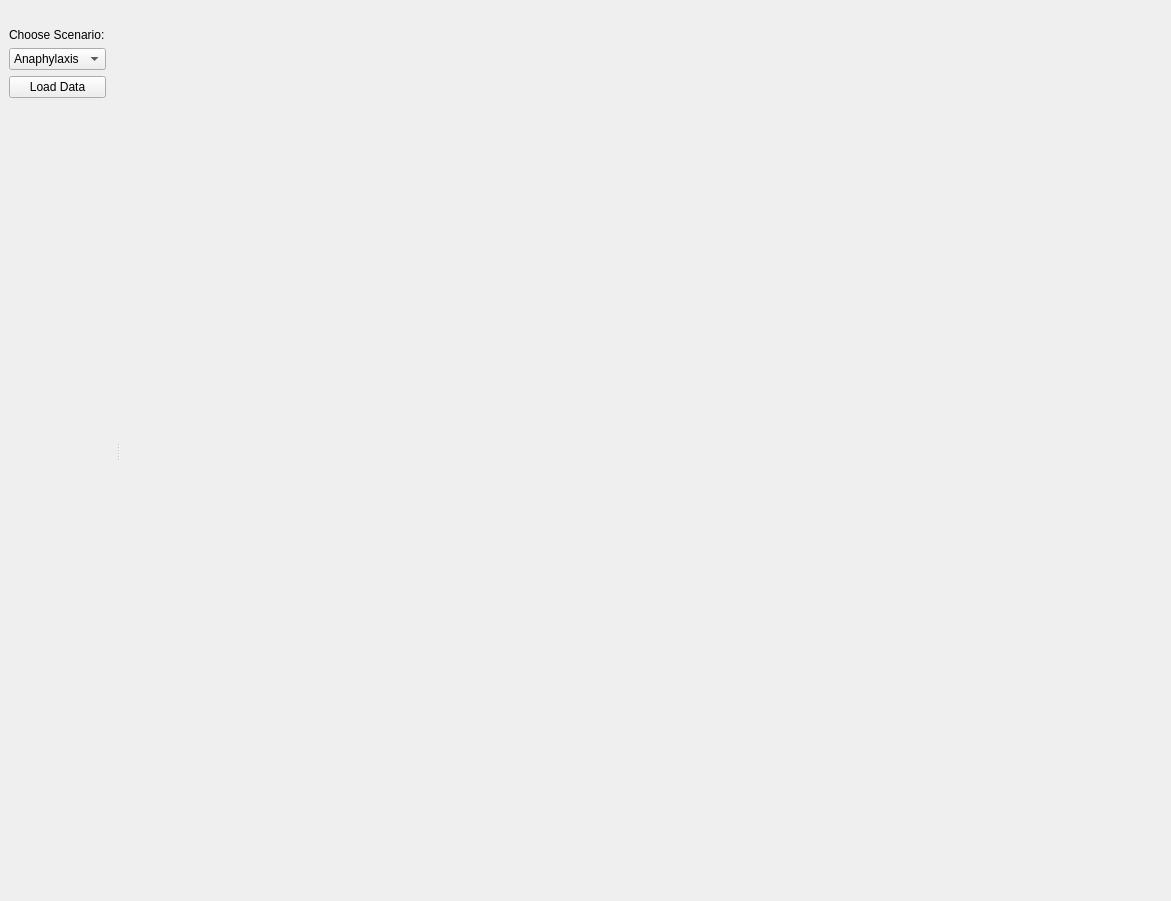
Above: BioGearsDemoMainWindow.ui from cnsuhao/explorer before the change. Below: the same form after it.
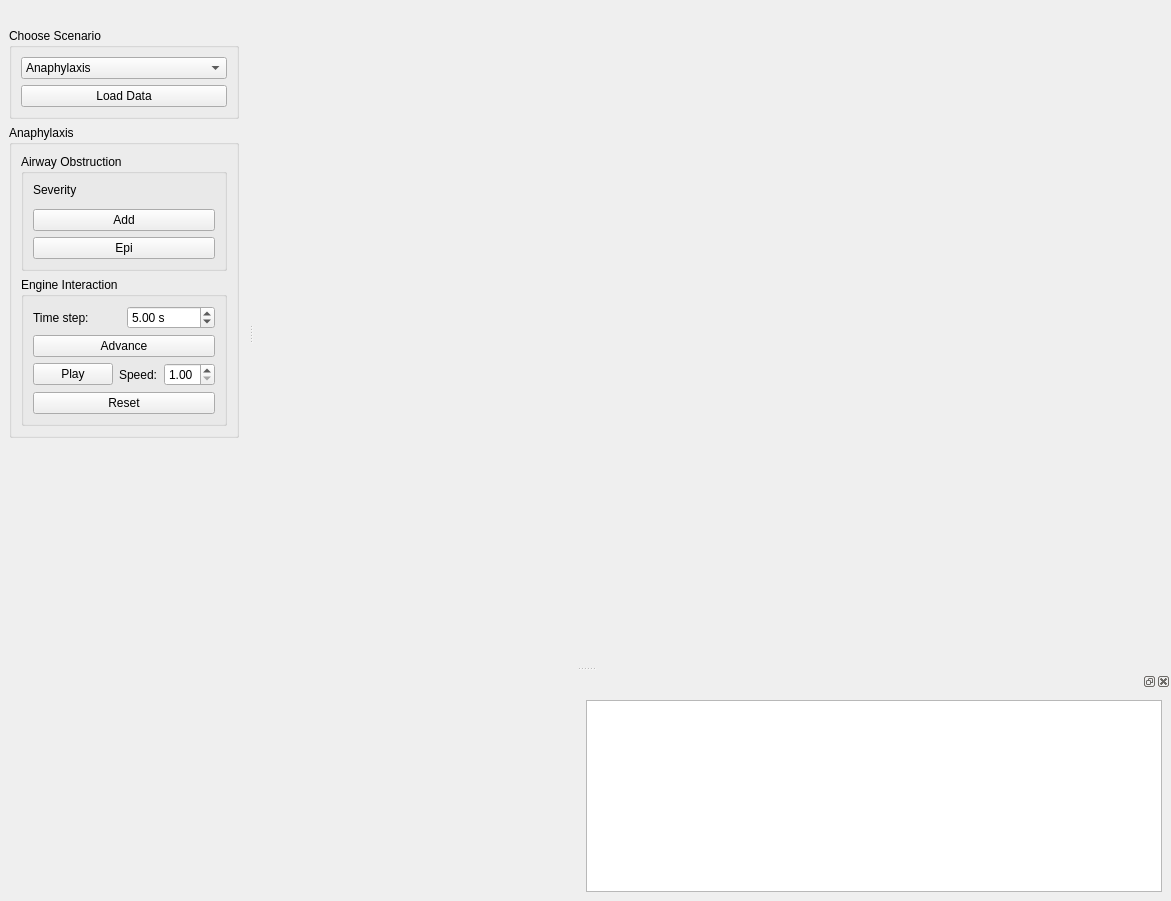
That is the form after the change. Custom widgets are drawn as their Qt base class.

Commit message: Initial interface/interactions implemented.

What changed in the file:
```diff
--- a/BioGearsDemoMainWindow.ui
+++ b/BioGearsDemoMainWindow.ui
@@ -13,10 +13,14 @@
   <property name="windowTitle">
    <string>MainWindow</string>
   </property>
-  <widget class="QWidget" name="centralwidget">
-   <zorder>verticalSpacer</zorder>
-  </widget>
+  <widget class="QWidget" name="centralwidget"/>
   <widget class="QDockWidget" name="inputDockWidget">
+   <property name="sizePolicy">
+    <sizepolicy hsizetype="Preferred" vsizetype="Maximum">
+     <horstretch>0</horstretch>
+     <verstretch>0</verstretch>
+    </sizepolicy>
+   </property>
    <property name="features">
     <set>QDockWidget::DockWidgetMovable</set>
    </property>
@@ -24,39 +28,186 @@
     <number>1</number>
    </attribute>
    <widget class="QWidget" name="dockWidgetContents">
-    <layout class="QVBoxLayout" name="verticalLayout">
+    <layout class="QVBoxLayout" name="verticalLayout_4">
      <item>
-      <widget class="QLabel" name="label">
-       <property name="text">
-        <string>Choose Scenario:</string>
+      <widget class="QGroupBox" name="scenarioGroupBox">
+       <property name="title">
+        <string>Choose Scenario</string>
        </property>
+       <layout class="QVBoxLayout" name="verticalLayout">
+        <item>
+         <widget class="QComboBox" name="scenarioComboBox">
+          <item>
+           <property name="text">
+            <string>Anaphylaxis</string>
+           </property>
+          </item>
+         </widget>
+        </item>
+        <item>
+         <widget class="QPushButton" name="loadButton">
+          <property name="text">
+           <string>Load Data</string>
+          </property>
+         </widget>
+        </item>
+       </layout>
       </widget>
      </item>
      <item>
-      <widget class="QComboBox" name="scenarioComboBox">
-       <item>
-        <property name="text">
-         <string>Anaphylaxis</string>
-        </property>
-       </item>
-      </widget>
-     </item>
-     <item>
-      <widget class="QPushButton" name="pushButton">
-       <property name="text">
-        <string>Load Data</string>
+      <widget class="QGroupBox" name="anaphylaxisGroupBox">
+       <property name="title">
+        <string>Anaphylaxis</string>
        </property>
+       <layout class="QVBoxLayout" name="verticalLayout_5">
+        <item>
+         <widget class="QGroupBox" name="obstructionGroupBox">
+          <property name="sizePolicy">
+           <sizepolicy hsizetype="Preferred" vsizetype="Preferred">
+            <horstretch>0</horstretch>
+            <verstretch>0</verstretch>
+           </sizepolicy>
+          </property>
+          <property name="title">
+           <string>Airway Obstruction</string>
+          </property>
+          <layout class="QVBoxLayout" name="verticalLayout_2">
+           <item>
+            <widget class="QLabel" name="label">
+             <property name="text">
+              <string>Severity</string>
+             </property>
+            </widget>
+           </item>
+           <item>
+            <widget class="pqDoubleRangeWidget" name="severitySlider" native="true">
+             <property name="sizePolicy">
+              <sizepolicy hsizetype="Maximum" vsizetype="Preferred">
+               <horstretch>0</horstretch>
+               <verstretch>0</verstretch>
+              </sizepolicy>
+             </property>
+             <property name="maximum" stdset="0">
+              <number>1</number>
+             </property>
+             <property name="minimum" stdset="0">
+              <number>0</number>
+             </property>
+            </widget>
+           </item>
+           <item>
+            <widget class="QPushButton" name="addOstructionButton">
+             <property name="text">
+              <string>Add</string>
+             </property>
+            </widget>
+           </item>
+           <item>
+            <widget class="QPushButton" name="epiButton">
+             <property name="text">
+              <string>Epi</string>
+             </property>
+            </widget>
+           </item>
+          </layout>
+         </widget>
+        </item>
+        <item>
+         <widget class="QGroupBox" name="engineGroupBox">
+          <property name="title">
+           <string>Engine Interaction</string>
+          </property>
+          <layout class="QVBoxLayout" name="verticalLayout_3">
+           <item>
+            <layout class="QGridLayout" name="gridLayout">
+             <item row="1" column="0">
+              <widget class="QLabel" name="label_2">
+               <property name="text">
+                <string>Time step:</string>
+               </property>
+              </widget>
+             </item>
+             <item row="1" column="1">
+              <widget class="QDoubleSpinBox" name="timeStepBox">
+               <property name="prefix">
+                <string/>
+               </property>
+               <property name="suffix">
+                <string> s</string>
+               </property>
+               <property name="minimum">
+                <double>0.250000000000000</double>
+               </property>
+               <property name="maximum">
+                <double>60.000000000000000</double>
+               </property>
+               <property name="value">
+                <double>5.000000000000000</double>
+               </property>
+              </widget>
+             </item>
+            </layout>
+           </item>
+           <item>
+            <widget class="QPushButton" name="advanceButton">
+             <property name="text">
+              <string>Advance</string>
+             </property>
+            </widget>
+           </item>
+           <item>
+            <layout class="QGridLayout" name="gridLayout_2">
+             <item row="0" column="1">
+              <widget class="QLabel" name="label_3">
+               <property name="text">
+                <string>Speed:</string>
+               </property>
+              </widget>
+             </item>
+             <item row="0" column="0">
+              <widget class="QPushButton" name="playButton">
+               <property name="text">
+                <string>Play</string>
+               </property>
+              </widget>
+             </item>
+             <item row="0" column="2">
+              <widget class="QDoubleSpinBox" name="playbackSpeedBox">
+               <property name="minimum">
+                <double>1.000000000000000</double>
+               </property>
+               <property name="maximum">
+                <double>5.000000000000000</double>
+               </property>
+               <property name="singleStep">
+                <double>0.500000000000000</double>
+               </property>
+              </widget>
+             </item>
+            </layout>
+           </item>
+           <item>
+            <widget class="QPushButton" name="resetButton">
+             <property name="text">
+              <string>Reset</string>
+             </property>
+            </widget>
+           </item>
+          </layout>
+         </widget>
+        </item>
+       </layout>
       </widget>
      </item>
      <item>
-      <spacer name="verticalSpacer">
+      <spacer name="verticalSpacer_4">
        <property name="orientation">
         <enum>Qt::Vertical</enum>
        </property>
        <property name="sizeHint" stdset="0">
         <size>
          <width>20</width>
-         <height>760</height>
+         <height>40</height>
         </size>
        </property>
       </spacer>
@@ -64,7 +215,50 @@
     </layout>
    </widget>
   </widget>
+  <widget class="QDockWidget" name="outputDockWidget">
+   <attribute name="dockWidgetArea">
+    <number>8</number>
+   </attribute>
+   <widget class="QWidget" name="dockWidgetContents_2">
+    <layout class="QHBoxLayout" name="horizontalLayout">
+     <item>
+      <spacer name="horizontalSpacer">
+       <property name="orientation">
+        <enum>Qt::Horizontal</enum>
+       </property>
+       <property name="sizeHint" stdset="0">
+        <size>
+         <width>40</width>
+         <height>20</height>
+        </size>
+       </property>
+      </spacer>
+     </item>
+     <item>
+      <widget class="QTextEdit" name="logOutput">
+       <property name="sizePolicy">
+        <sizepolicy hsizetype="Expanding" vsizetype="Preferred">
+         <horstretch>0</horstretch>
+         <verstretch>0</verstretch>
+        </sizepolicy>
+       </property>
+       <property name="readOnly">
+        <bool>true</bool>
+       </property>
+      </widget>
+     </item>
+    </layout>
+   </widget>
+  </widget>
  </widget>
+ <customwidgets>
+  <customwidget>
+   <class>pqDoubleRangeWidget</class>
+   <extends>QWidget</extends>
+   <header>pqDoubleRangeWidget.h</header>
+   <container>1</container>
+  </customwidget>
+ </customwidgets>
  <resources/>
  <connections/>
 </ui>
```
Left out of the diff: 3 changed lines with no effect on the pictures. The commit also changes 8 other files.
